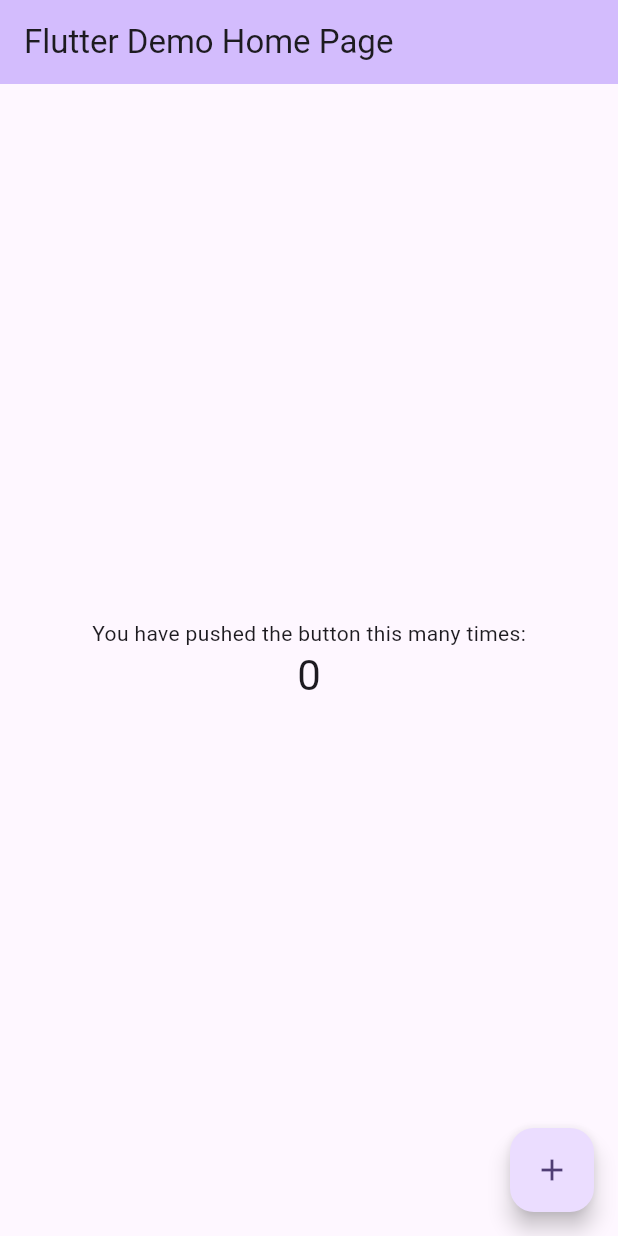
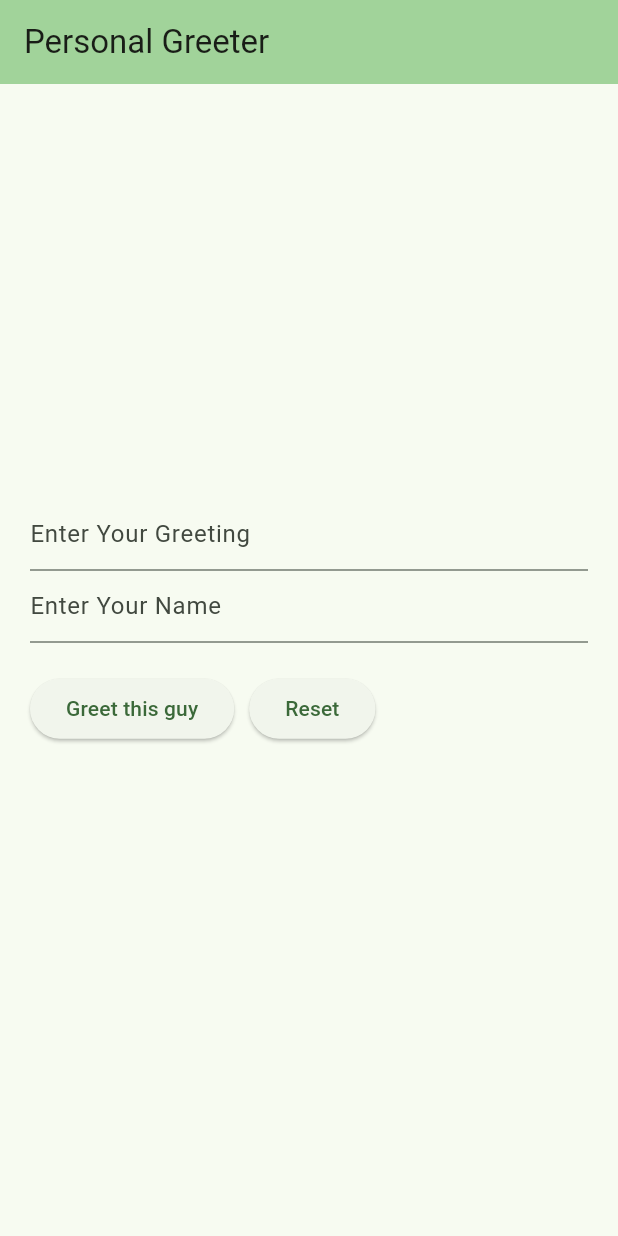
Before and after one commit to SamuDrigo/progetti_scolastici_flutter, a Flutter app: the screen it shows after launch, on a phone screen of 412 x 824 dp. Run offline on Flutter 3.47's test engine with Material 3 defaults, Android fonts, the phone set to English and light mode, and no system bars; drawn by our look-alikes of reactive_forms.

Commit message:
Creazio del Personal greter con: - possibilità di scrivere nome e tipo di saluto da ricevere; - validazione dei campi; - possibilità di resettare i campi;

```diff
--- a/lib/main.dart
+++ b/lib/main.dart
@@ -1,4 +1,5 @@
 import 'package:flutter/material.dart';
+import 'package:reactive_forms/reactive_forms.dart';
 
 void main() {
   runApp(const MyApp());
@@ -7,116 +8,134 @@ void main() {
 class MyApp extends StatelessWidget {
   const MyApp({super.key});
 
-  // This widget is the root of your application.
   @override
   Widget build(BuildContext context) {
     return MaterialApp(
-      title: 'Flutter Demo',
+      title: 'Personal Greeter',
       theme: ThemeData(
-        // This is the theme of your application.
-        //
-        // TRY THIS: Try running your application with "flutter run". You'll see
-        // the application has a purple toolbar. Then, without quitting the app,
-        // try changing the seedColor in the colorScheme below to Colors.green
-        // and then invoke "hot reload" (save your changes or press the "hot
-        // reload" button in a Flutter-supported IDE, or press "r" if you used
-        // the command line to start the app).
-        //
-        // Notice that the counter didn't reset back to zero; the application
-        // state is not lost during the reload. To reset the state, use hot
-        // restart instead.
-        //
-        // This works for code too, not just values: Most code changes can be
-        // tested with just a hot reload.
-        colorScheme: ColorScheme.fromSeed(seedColor: Colors.deepPurple),
+        colorScheme: ColorScheme.fromSeed(seedColor: Colors.green),
       ),
-      home: const MyHomePage(title: 'Flutter Demo Home Page'),
+      home: const MyHomePage(title: 'Personal Greeter'),
     );
   }
 }
 
 class MyHomePage extends StatefulWidget {
   const MyHomePage({super.key, required this.title});
-
-  // This widget is the home page of your application. It is stateful, meaning
-  // that it has a State object (defined below) that contains fields that affect
-  // how it looks.
-
-  // This class is the configuration for the state. It holds the values (in this
-  // case the title) provided by the parent (in this case the App widget) and
-  // used by the build method of the State. Fields in a Widget subclass are
-  // always marked "final".
-
   final String title;
 
   @override
   State<MyHomePage> createState() => _MyHomePageState();
 }
 
-class _MyHomePageState extends State<MyHomePage> {
-  int _counter = 0;
+class GreeterWidget extends StatefulWidget {
+  const GreeterWidget({super.key});
 
-  void _incrementCounter() {
+  @override
+  State<GreeterWidget> createState() => _GreeterWidgetState();
+}
+
+class _GreeterWidgetState extends State<GreeterWidget> {
+  late final FormGroup _form;
+  String _message = "";
+  String _name = "";
+  String _greet = "";
+
+  @override
+  void initState() {
+    super.initState();
+    _form = FormGroup({
+      "name": FormControl<String>(
+        value: "",
+        validators: [RequiredValidator(), MinLengthValidator(3)],
+      ),
+      "greet": FormControl<String>(
+        value: "",
+        validators: [RequiredValidator(), MinLengthValidator(2)],
+      ),
+    });
+  }
+
+  @override
+  void dispose() {
+    _form.dispose();
+    super.dispose();
+  }
+
+  void _updateGreeting() {
+    final name = _form.control('name').value as String?;
+    final greet = _form.control('greet').value as String?;
     setState(() {
-      // This call to setState tells the Flutter framework that something has
-      // changed in this State, which causes it to rerun the build method below
-      // so that the display can reflect the updated values. If we changed
-      // _counter without calling setState(), then the build method would not be
-      // called again, and so nothing would appear to happen.
-      _counter++;
+      _name = name ?? '';
+      _greet = greet ?? '';
+      _message = _name.isEmpty ? '' : '$greet $_name';
+    });
+  }
+
+  void _reset() {
+    _form.reset(value: {'name': ''});
+    _form.reset(value: {'greet': ''});
+
+    setState(() {
+      _name = "";
+      _greet = "";
+      _message = "";
     });
   }
 
   @override
   Widget build(BuildContext context) {
-    // This method is rerun every time setState is called, for instance as done
-    // by the _incrementCounter method above.
-    //
-    // The Flutter framework has been optimized to make rerunning build methods
-    // fast, so that you can just rebuild anything that needs updating rather
-    // than having to individually change instances of widgets.
+    return Padding(
+      padding: const EdgeInsets.all(20.0),
+      child: ReactiveForm(
+        formGroup: _form,
+        child: Column(
+          mainAxisAlignment: MainAxisAlignment.center,
+          children: <Widget>[
+            ReactiveTextField(
+              formControlName: "greet",
+              decoration: InputDecoration(hintText: "Enter Your Greeting"),
+            ),
+            ReactiveTextField(
+              formControlName: "name",
+              decoration: InputDecoration(hintText: "Enter Your Name"),
+            ),
+
+            const SizedBox(height: 20),
+            Row(
+              children: [
+                ElevatedButton(
+                  onPressed: _updateGreeting,
+                  child: const Text('Greet this guy'),
+                ),
+                const SizedBox(width: 10),
+
+                ElevatedButton(onPressed: _reset, child: const Text('Reset')),
+              ],
+            ),
+            const SizedBox(height: 30),
+            Text(_message),
+          ],
+        ),
+      ),
+    );
+  }
+}
+
+class _MyHomePageState extends State<MyHomePage> {
+  @override
+  Widget build(BuildContext context) {
     return Scaffold(
       appBar: AppBar(
-        // TRY THIS: Try changing the color here to a specific color (to
-        // Colors.amber, perhaps?) and trigger a hot reload to see the AppBar
-        // change color while the other colors stay the same.
         backgroundColor: Theme.of(context).colorScheme.inversePrimary,
-        // Here we take the value from the MyHomePage object that was created by
-        // the App.build method, and use it to set our appbar title.
         title: Text(widget.title),
       ),
       body: Center(
-        // Center is a layout widget. It takes a single child and positions it
-        // in the middle of the parent.
         child: Column(
-          // Column is also a layout widget. It takes a list of children and
-          // arranges them vertically. By default, it sizes itself to fit its
-          // children horizontally, and tries to be as tall as its parent.
-          //
-          // Column has various properties to control how it sizes itself and
-          // how it positions its children. Here we use mainAxisAlignment to
-          // center the children vertically; the main axis here is the vertical
-          // axis because Columns are vertical (the cross axis would be
-          // horizontal).
-          //
-          // TRY THIS: Invoke "debug painting" (choose the "Toggle Debug Paint"
-          // action in the IDE, or press "p" in the console), to see the
-          // wireframe for each widget.
           mainAxisAlignment: MainAxisAlignment.center,
-          children: <Widget>[
-            const Text('You have pushed the button this many times:'),
-            Text(
-              '$_counter',
-              style: Theme.of(context).textTheme.headlineMedium,
-            ),
-          ],
+          children: <Widget>[GreeterWidget()],
         ),
       ),
-      floatingActionButton: FloatingActionButton(
-        onPressed: _incrementCounter,
-        tooltip: 'Increment',
-        child: const Icon(Icons.add),
-      ), // This trailing comma makes auto-formatting nicer for build methods.
     );
   }
 }
```
